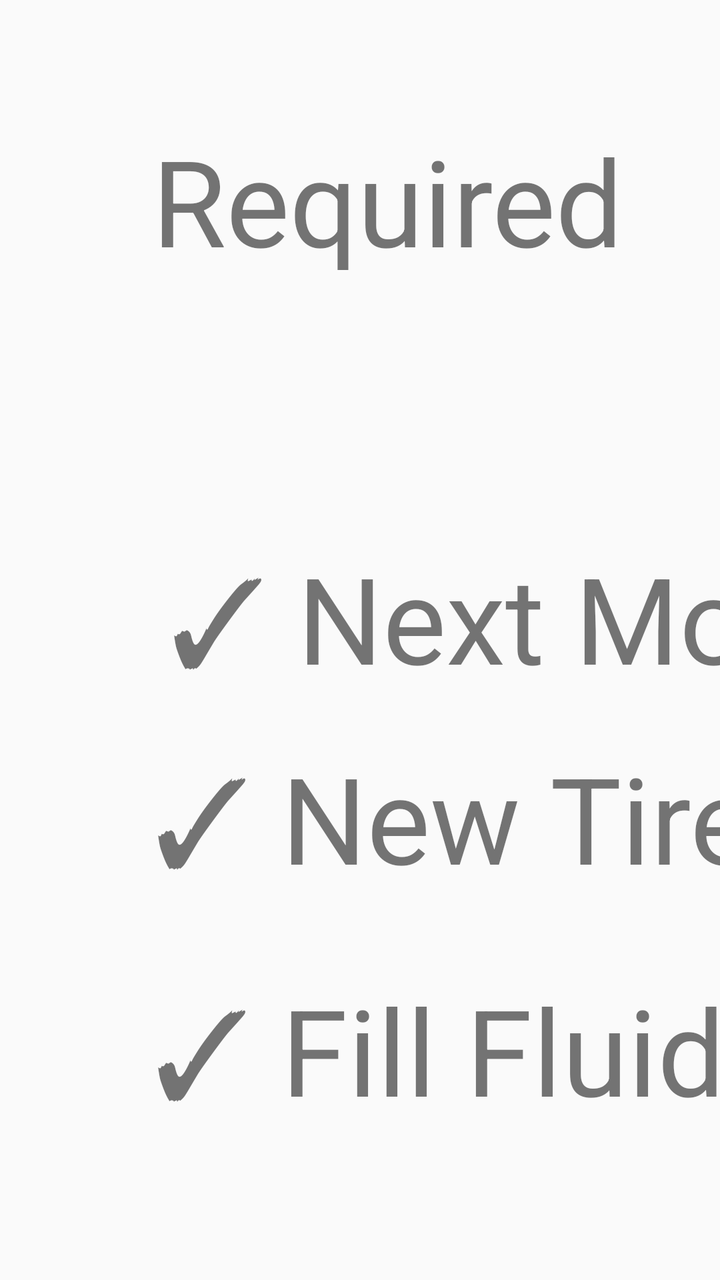
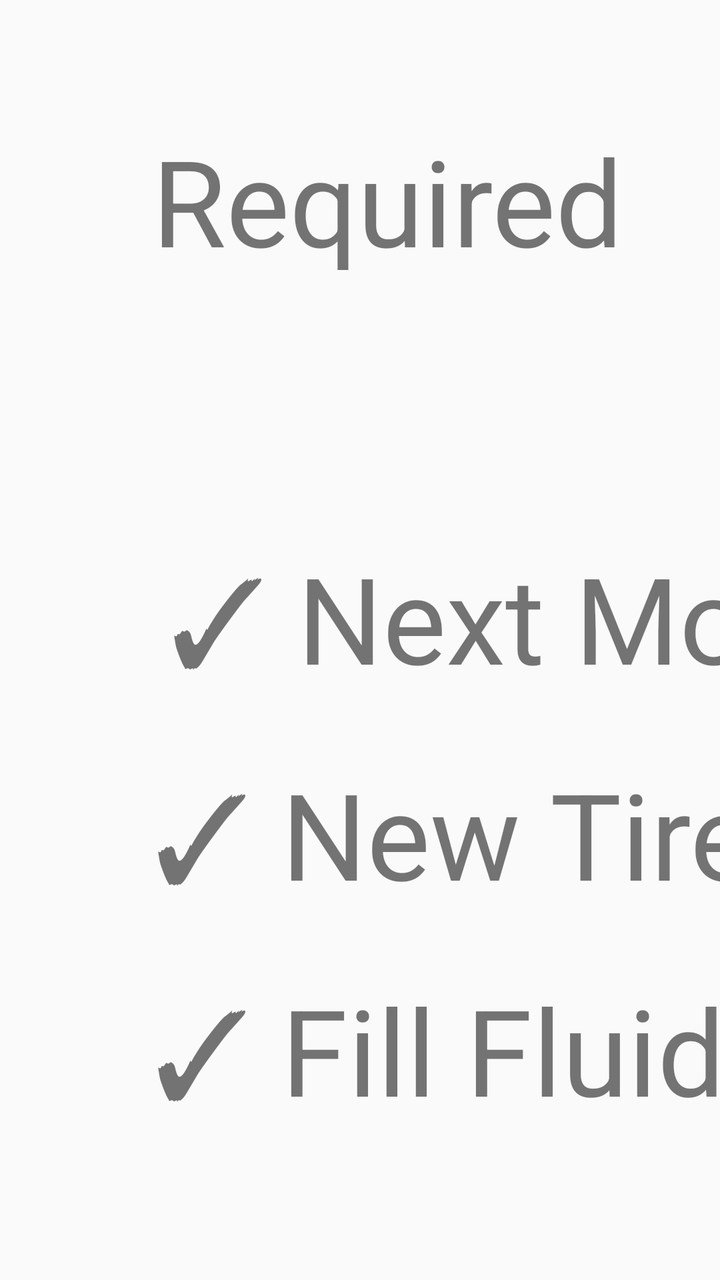

Two renders of the same Android screen: before a commit and after it. Below are the layout's source before the change and the commit's diff.
<!-- AndroidManifest.xml: activity theme AppTheme.NoActionBar -->
<!-- res/layout/activity_schedule.xml -->
<?xml version="1.0" encoding="utf-8"?>
<android.support.constraint.ConstraintLayout xmlns:android="http://schemas.android.com/apk/res/android"
                                             xmlns:app="http://schemas.android.com/apk/res-auto" xmlns:tools="http://schemas.android.com/tools" android:layout_width="match_parent"
                                             android:layout_height="match_parent"
                                             tools:context=".ScheduleActivity">

    <TextView
            android:text="✓ Fill Fluids"
            android:layout_width="wrap_content"
            android:layout_height="0dp"
            android:id="@+id/checkBox6"
            android:layout_marginTop="484dp"
            app:layout_constraintTop_toTopOf="parent" android:layout_marginStart="76dp"
            app:layout_constraintStart_toStartOf="parent" android:layout_marginLeft="76dp" android:textSize="60sp "/>
    <TextView
            android:text="✓ New Tires"
            android:layout_width="wrap_content"
            android:layout_height="0dp"
            android:id="@+id/checkBox5"
            android:layout_marginTop="100dp"
            app:layout_constraintTop_toTopOf="@+id/checkBox3" android:layout_marginStart="76dp"
            app:layout_constraintStart_toStartOf="parent" android:layout_marginLeft="76dp" android:textSize="60sp "/>
    <CheckBox
            android:layout_width="564dp"
            android:layout_height="92dp"
            android:id="@+id/checkBox2"
            android:text="£10 Top up fluids" android:layout_marginTop="128dp"
            app:layout_constraintTop_toBottomOf="@+id/checkBox3" android:layout_marginStart="648dp"
            app:layout_constraintStart_toStartOf="parent" android:layout_marginLeft="648dp" android:textSize="60sp "/>
    <TextView
            android:text="✓ Next MoT"
            android:layout_width="wrap_content"
            android:layout_height="0dp"
            android:id="@+id/checkBox3"
            android:layout_marginTop="268dp"
            app:layout_constraintTop_toTopOf="parent" android:layout_marginStart="84dp"
            app:layout_constraintStart_toStartOf="parent" android:layout_marginLeft="84dp" android:textSize="60sp "/>
    <CheckBox
            android:text="£25 Refuel"
            android:layout_width="471dp"
            android:layout_height="82dp"
            android:id="@+id/checkBox4"
            android:layout_marginTop="260dp"
            app:layout_constraintTop_toTopOf="parent" android:layout_marginStart="648dp"
            app:layout_constraintStart_toStartOf="parent" android:layout_marginLeft="648dp" android:textSize="60sp "/>
    <CheckBox
            android:text="£15 Car Wash"
            android:layout_width="560dp"
            android:layout_height="wrap_content"
            android:id="@+id/checkBox"
            android:layout_marginStart="644dp"
            app:layout_constraintStart_toStartOf="parent" android:layout_marginLeft="644dp"
            android:layout_marginTop="376dp" app:layout_constraintTop_toTopOf="parent" android:textSize="60sp "/>
    <Button
            android:text="Next"
            android:layout_width="316dp"
            android:layout_height="108dp"
            android:id="@+id/nextButton" android:textSize="60sp"
            android:layout_marginStart="480dp"
            app:layout_constraintStart_toStartOf="parent" android:layout_marginLeft="480dp"
            android:layout_marginTop="720dp" app:layout_constraintTop_toTopOf="parent"/>
    <TextView
            android:text="Required fixes"
            android:layout_width="308dp"
            android:layout_height="75dp"
            android:id="@+id/textView7" app:layout_constraintStart_toStartOf="parent" android:layout_marginLeft="76dp"
            android:layout_marginStart="76dp" android:layout_marginTop="60dp"
            app:layout_constraintTop_toTopOf="parent" android:textSize="60sp "/>
    <TextView
            android:text="Extras"
            android:layout_width="308dp"
            android:layout_height="0dp"
            android:id="@+id/textView12" app:layout_constraintStart_toStartOf="parent" android:layout_marginLeft="652dp"
            android:layout_marginStart="652dp" android:layout_marginTop="60dp"
            app:layout_constraintTop_toTopOf="parent" android:textSize="60sp "/>
</android.support.constraint.ConstraintLayout>
<!-- resources referenced by this layout -->
<resources>
  <style name="AppTheme.NoActionBar">
          <item name="windowActionBar">false</item>
          <item name="windowNoTitle">true</item>
      </style>
</resources>

<!-- the commit's change to res/layout/activity_schedule.xml (unified diff, before → after) -->
@@ -17,7 +17,7 @@
             android:layout_width="wrap_content"
             android:layout_height="0dp"
             android:id="@+id/checkBox5"
-            android:layout_marginTop="100dp"
+            android:layout_marginTop="108dp"
             app:layout_constraintTop_toTopOf="@+id/checkBox3" android:layout_marginStart="76dp"
             app:layout_constraintStart_toStartOf="parent" android:layout_marginLeft="76dp" android:textSize="60sp "/>
     <CheckBox
@@ -58,7 +58,7 @@
             android:id="@+id/nextButton" android:textSize="60sp"
             android:layout_marginStart="480dp"
             app:layout_constraintStart_toStartOf="parent" android:layout_marginLeft="480dp"
-            android:layout_marginTop="720dp" app:layout_constraintTop_toTopOf="parent"/>
+            android:layout_marginTop="696dp" app:layout_constraintTop_toTopOf="parent"/>
     <TextView
             android:text="Required fixes"
             android:layout_width="308dp"
